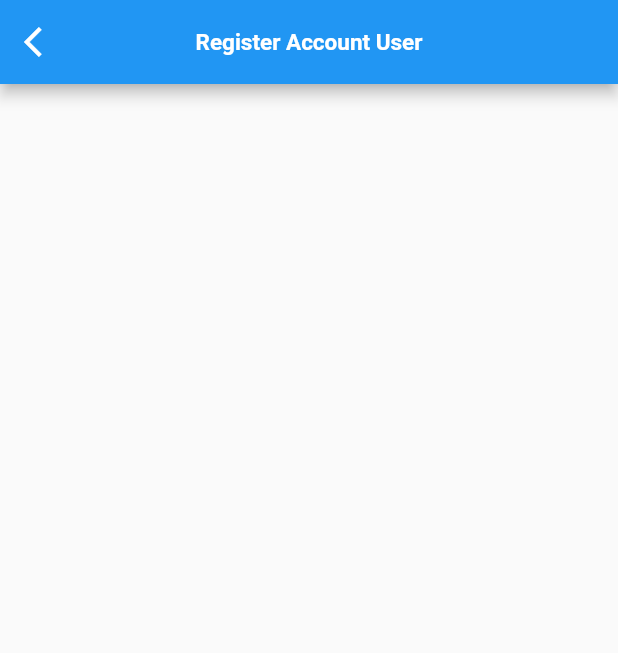
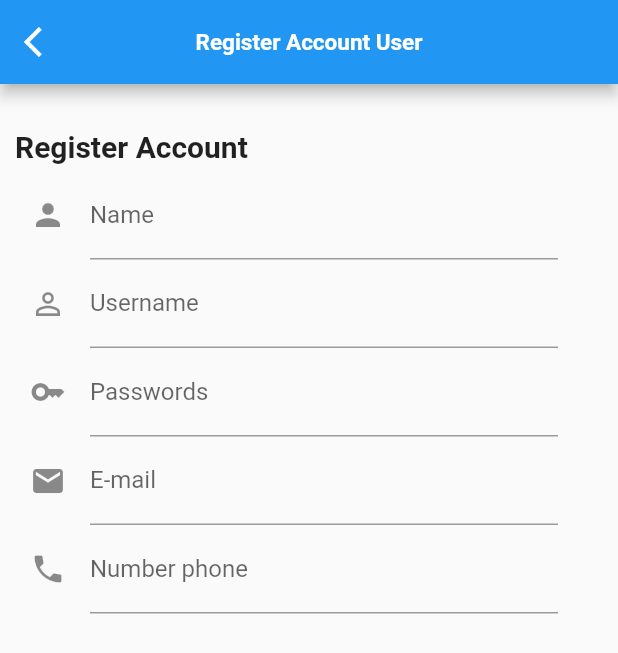
Before and after one commit to Thongek-wpm/flutter_application_login, a Flutter app: the RegisterUi screen opened directly, on a phone screen of 412 x 824 dp. Shown: the top 653 px of the screen. Run offline on Flutter 3.47's test engine with Material 2 defaults, Android fonts, the phone set to English and light mode, and no system bars; our stand-ins replace font_awesome_flutter.

Commit message:
Update register_ui.dart

```diff
--- a/lib/screens/register_ui.dart
+++ b/lib/screens/register_ui.dart
@@ -24,6 +24,92 @@ class _RegisterUiState extends State<RegisterUi> {
         ),
         centerTitle: true,
       ),
+      body: Column(
+        mainAxisAlignment: MainAxisAlignment.start,
+        crossAxisAlignment: CrossAxisAlignment.start,
+        children: const <Widget>[
+          Padding(
+            padding: EdgeInsets.only(bottom: 5, top: 30, left: 10),
+            child: Text(
+              'Register Account',
+              style: TextStyle(
+                fontSize: 20,
+                fontWeight: FontWeight.bold,
+              ),
+            ),
+          ),
+          Padding(
+            padding: EdgeInsets.only(
+              left: 20,
+              right: 40,
+            ),
+            child: TextField(
+              decoration: InputDecoration(
+                // ignore: prefer_const_constructors
+                icon: Icon(Icons.person),
+                labelText: 'Name',
+                hintText: 'Enter Name',
+              ),
+            ),
+          ),
+          Padding(
+            padding: EdgeInsets.only(
+              left: 20,
+              right: 40,
+            ),
+            child: TextField(
+              decoration: InputDecoration(
+                icon: Icon(Icons.perm_identity),
+                labelText: 'Username',
+                hintText: 'Enter username',
+              ),
+            ),
+          ),
+          Padding(
+            padding: EdgeInsets.only(
+              left: 20,
+              right: 40,
+            ),
+            child: TextField(
+              decoration: InputDecoration(
+                icon: Icon(Icons.key),
+                labelText: 'Passwords',
+                hintText: 'Enter Passwords',
+              ),
+            ),
+          ),
+          Padding(
+            padding: EdgeInsets.only(
+              left: 20,
+              right: 40,
+            ),
+            child: TextField(
+              decoration: InputDecoration(
+                icon: Icon(Icons.email),
+                labelText: 'E-mail',
+                hintText: 'Enter E-mail',
+              ),
+            ),
+          ),
+          Padding(
+            padding: EdgeInsets.only(
+              left: 20,
+              right: 40,
+            ),
+            child: TextField(
+              decoration: InputDecoration(
+                icon: Icon(Icons.phone),
+                labelText: 'Number phone',
+                hintText: 'Enter Number phone',
+              ),
+            ),
+          ),
+          // ElevatedButton(
+          //   onPressed: () {},
+          //   child: Text('Done'),
+          // ),
+        ],
+      ),
     );
   }
 }
```
